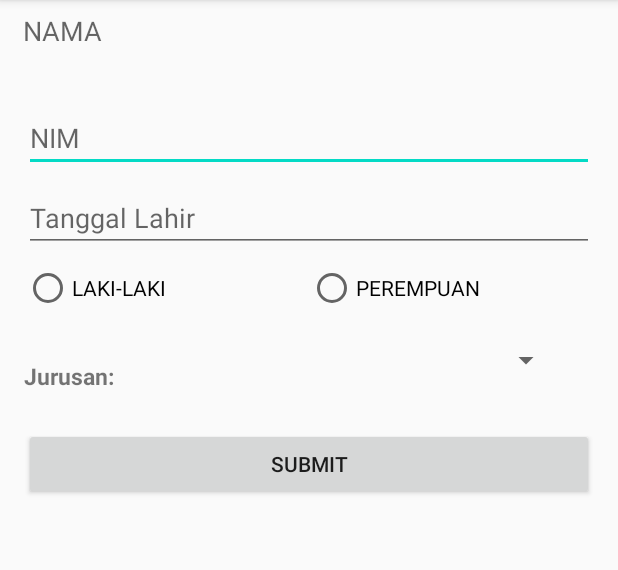
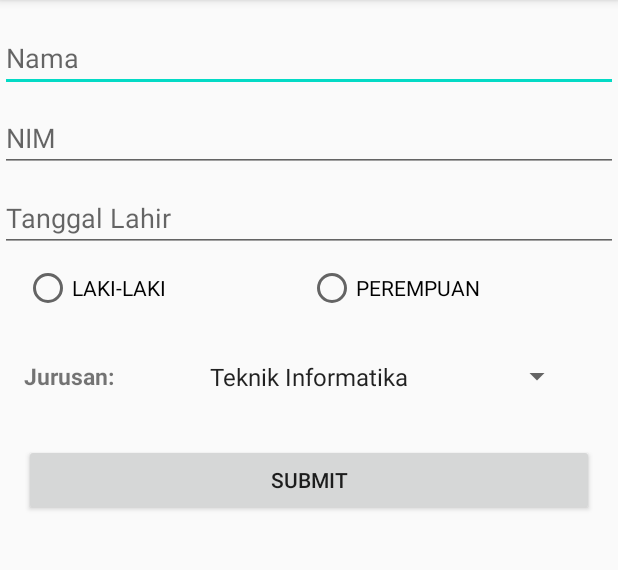
Before and after one commit to polinema-mobile/07-interaksi-pengguna-room_7_, an Android app: the screen it shows after launch (MainActivity), on a phone screen of 412 x 824 dp, the part 84-654 px from its top. Run offline under Robolectric (Android 15) with nearby library versions, the phone set to English and light mode, and no system bars.

Commit message:
edit  UI

```diff
--- a/app/src/main/java/com/example/a07_interaksi_pengguna_room_7_/MainActivity.java
+++ b/app/src/main/java/com/example/a07_interaksi_pengguna_room_7_/MainActivity.java
@@ -1,14 +1,32 @@
 package com.example.a07_interaksi_pengguna_room_7_;
 
 import androidx.appcompat.app.AppCompatActivity;
+import android.os.Bundle;
+import android.view.View;
+import android.widget.AdapterView;
+import android.widget.ArrayAdapter;
+import android.widget.Spinner;
+import android.widget.Toast;
 
-import android.os.Bundle;
-
-public class MainActivity extends AppCompatActivity {
+public class MainActivity extends AppCompatActivity implements AdapterView.OnItemSelectedListener{
+    String[] users = { "Teknik Informatika", "Teknik Sipil", "Teknik Mesin", "Teknik Kimia", "Akuntansi", "Teknik Elektro" };
 
     @Override
     protected void onCreate(Bundle savedInstanceState) {
         super.onCreate(savedInstanceState);
         setContentView(R.layout.activity_main);
+        Spinner spin = (Spinner) findViewById(R.id.spinner1);
+        ArrayAdapter<String> adapter = new ArrayAdapter<String>(this, android.R.layout.simple_spinner_item, users);
+        adapter.setDropDownViewResource(android.R.layout.simple_spinner_dropdown_item);
+        spin.setAdapter(adapter);
+        spin.setOnItemSelectedListener(this);
+    }
+    @Override
+    public void onItemSelected(AdapterView<?> arg0, View arg1, int position,long id) {
+        Toast.makeText(getApplicationContext(), "Selected User: "+users[position] ,Toast.LENGTH_SHORT).show();
+    }
+    @Override
+    public void onNothingSelected(AdapterView<?> arg0) {
+        // TODO - Custom Code
     }
 }
--- a/app/src/main/res/layout/activity_main.xml
+++ b/app/src/main/res/layout/activity_main.xml
@@ -6,53 +6,41 @@
     android:layout_height="match_parent"
     tools:context=".MainActivity">
 
-    <TextView
-        android:id="@+id/textView3"
-        android:layout_width="381dp"
-        android:layout_height="53dp"
-        android:layout_marginStart="16dp"
-        android:layout_marginLeft="16dp"
-        android:layout_marginTop="8dp"
-        android:layout_marginEnd="16dp"
-        android:layout_marginRight="16dp"
+    <EditText
+        android:id="@+id/editTextNama"
+        android:layout_width="0dp"
+        android:layout_height="wrap_content"
+        android:layout_marginTop="16dp"
         android:ems="10"
-        android:textSize="18sp"
-        android:hint="NAMA"
+        android:hint="Nama"
+        android:inputType="textPersonName"
         app:layout_constraintEnd_toEndOf="parent"
         app:layout_constraintStart_toStartOf="parent"
         app:layout_constraintTop_toTopOf="parent" />
 
     <EditText
-        android:id="@+id/editTextNumber2"
+        android:id="@+id/editTextNim"
         android:layout_width="0dp"
         android:layout_height="wrap_content"
-        android:layout_marginStart="16dp"
-        android:layout_marginLeft="16dp"
         android:layout_marginTop="8dp"
-        android:layout_marginEnd="16dp"
-        android:layout_marginRight="16dp"
         android:ems="10"
+        android:hint="NIM"
         android:inputType="number"
-        android:hint="NIM"
         app:layout_constraintEnd_toEndOf="parent"
         app:layout_constraintStart_toStartOf="parent"
-        app:layout_constraintTop_toBottomOf="@+id/textView3" />
+        app:layout_constraintTop_toBottomOf="@+id/editTextNama" />
 
     <EditText
         android:id="@+id/editTextDate"
         android:layout_width="0dp"
         android:layout_height="wrap_content"
-        android:layout_marginStart="16dp"
-        android:layout_marginLeft="16dp"
         android:layout_marginTop="8dp"
-        android:layout_marginEnd="16dp"
-        android:layout_marginRight="16dp"
         android:ems="10"
         android:hint="Tanggal Lahir"
         android:inputType="date"
         app:layout_constraintEnd_toEndOf="parent"
         app:layout_constraintStart_toStartOf="parent"
-        app:layout_constraintTop_toBottomOf="@+id/editTextNumber2" />
+        app:layout_constraintTop_toBottomOf="@+id/editTextNim" />
 
     <RadioGroup
         android:id="@+id/radioGroup2"
@@ -69,34 +57,18 @@
         app:layout_constraintTop_toBottomOf="@+id/editTextDate">
 
         <RadioButton
-            android:id="@+id/radioButton2"
+            android:id="@+id/radioButtonLaki-laki"
             android:layout_width="189dp"
             android:layout_height="wrap_content"
             android:text="LAKI-LAKI" />
 
         <RadioButton
-            android:id="@+id/radioButton5"
+            android:id="@+id/radioButtonPerempuan"
             android:layout_width="189dp"
             android:layout_height="wrap_content"
             android:text="PEREMPUAN" />
 
     </RadioGroup>
-
-<!--    <spinner-->
-<!--        android:id="@+id/spinner"-->
-<!--        android:layout_width="0dp"-->
-<!--        android:layout_height="wrap_content"-->
-<!--        android:layout_marginStart="16dp"-->
-<!--        android:layout_marginLeft="16dp"-->
-<!--        android:layout_marginTop="8dp"-->
-<!--        android:layout_marginEnd="16dp"-->
-<!--        android:layout_marginRight="16dp"-->
-<!--        app:layout_constraintEnd_toEndOf="parent"-->
-<!--        app:layout_constraintHorizontal_bias="1.0"-->
-<!--        app:layout_constraintStart_toStartOf="parent"-->
-<!--        app:layout_constraintTop_toBottomOf="@+id/radioGroup2"-->
-<!--        android:entries="@array/android_dropdown_arrays"-->
-<!--        android:padding="5dp"/>-->
 
     <TextView
         android:id="@+id/txtVw"
@@ -108,7 +80,7 @@
         android:text="Jurusan:"
         android:textSize="15dp"
         android:textStyle="bold"
-        android:entries="@array/android_dropdown_arrays"
+
         app:layout_constraintStart_toStartOf="parent"
         app:layout_constraintTop_toBottomOf="@+id/radioGroup2" />
 
@@ -120,11 +92,12 @@
         android:layout_toRightOf="@+id/txtVw"
         app:layout_constraintBottom_toBottomOf="@+id/txtVw"
         app:layout_constraintEnd_toEndOf="parent"
-        app:layout_constraintHorizontal_bias="0.569"
-        app:layout_constraintStart_toEndOf="@+id/txtVw" />
+        app:layout_constraintHorizontal_bias="0.655"
+        app:layout_constraintStart_toEndOf="@+id/txtVw"
+        app:layout_constraintTop_toTopOf="@+id/txtVw" />
 
     <Button
-        android:id="@+id/button"
+        android:id="@+id/buttonSubmit"
         android:layout_width="0dp"
         android:layout_height="wrap_content"
         android:layout_marginStart="16dp"
```
